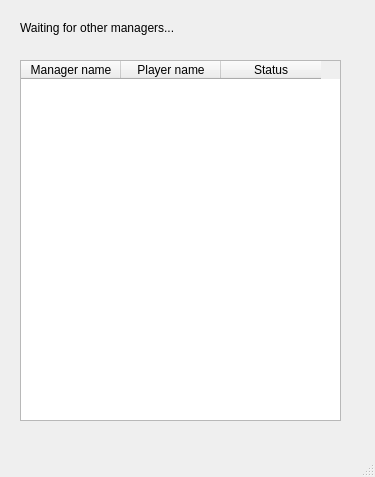
Above: frontend/resources/waiting_menu.ui from ErenBYilmaz/EsportsManagerManager before the change. Below: the same form after it.
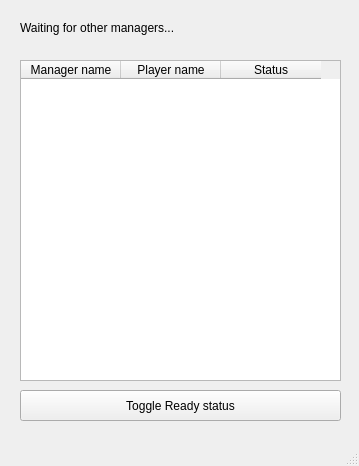
That is the form after the change.

Commit message: Toogle ready status

```diff
--- a/frontend/resources/waiting_menu.ui
+++ b/frontend/resources/waiting_menu.ui
@@ -6,8 +6,8 @@
    <rect>
     <x>0</x>
     <y>0</y>
-    <width>375</width>
-    <height>477</height>
+    <width>359</width>
+    <height>466</height>
    </rect>
   </property>
   <property name="windowTitle">
@@ -20,7 +20,7 @@
       <x>20</x>
       <y>60</y>
       <width>321</width>
-      <height>361</height>
+      <height>321</height>
      </rect>
     </property>
     <property name="sortingEnabled">
@@ -58,6 +58,19 @@
      <string>Waiting for other managers...</string>
     </property>
    </widget>
+   <widget class="QPushButton" name="readyToggleButton">
+    <property name="geometry">
+     <rect>
+      <x>20</x>
+      <y>390</y>
+      <width>321</width>
+      <height>31</height>
+     </rect>
+    </property>
+    <property name="text">
+     <string>Toggle Ready status</string>
+    </property>
+   </widget>
   </widget>
   <widget class="QMenuBar" name="menubar">
    <property name="geometry">
```
Left out of the diff: 2 changed lines with no effect on the pictures. The commit also changes 1 other file.
